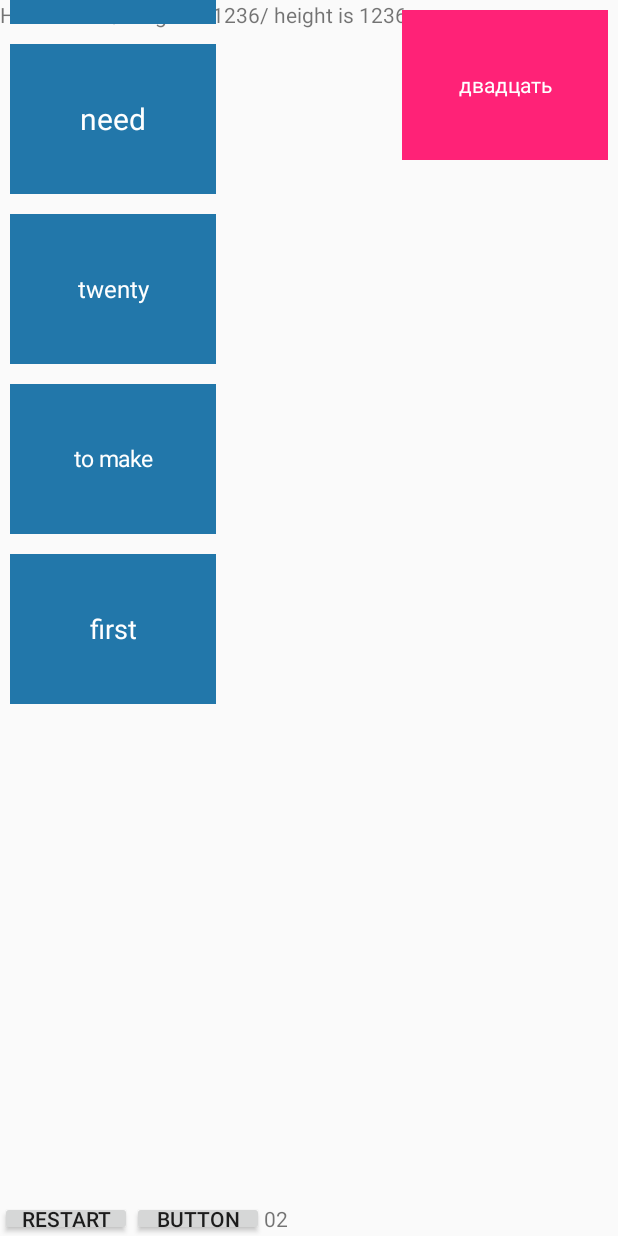
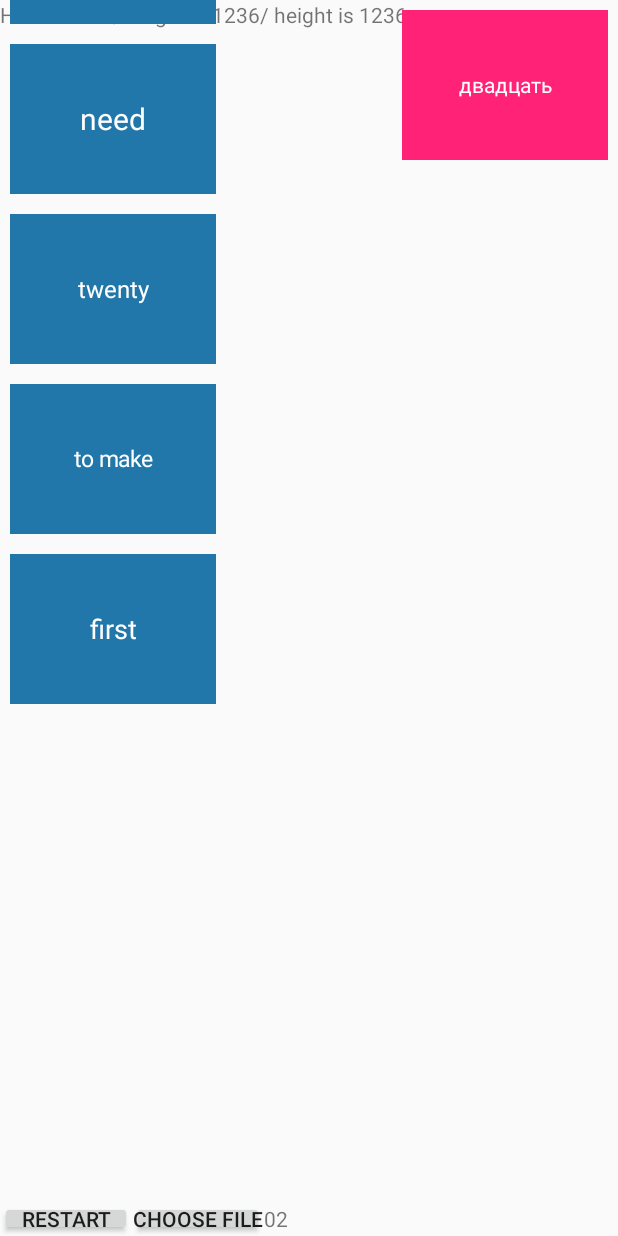
Before and after one commit to ELinda/baggage-bonanza, an Android app: the screen it shows after launch (MainActivity), after a tap on "RESTART", on a phone screen of 412 x 824 dp. Run offline under Robolectric (Android 15) with nearby library versions, the light colour scheme and no system bars.

Commit message:
enable file-choosing button

```diff
--- a/app/src/main/AndroidManifest.xml
+++ b/app/src/main/AndroidManifest.xml
@@ -14,6 +14,12 @@
                 <category android:name="android.intent.category.LAUNCHER" />
             </intent-filter>
         </activity>
+        <activity android:name=".FileBrowserActivity">
+            <intent-filter>
+                <action android:name="android.intent.action.FILEBROWSER" />
+                <category android:name="android.intent.category.DEFAULT" />
+            </intent-filter>
+        </activity>
     </application>
 
     <uses-permission android:name="android.permission.WRITE_EXTERNAL_STORAGE" />
--- a/app/src/main/java/com/example/linda/funhouse/MainActivity.java
+++ b/app/src/main/java/com/example/linda/funhouse/MainActivity.java
@@ -1,5 +1,6 @@
 package com.example.linda.funhouse;
 
+import android.content.Intent;
 import android.graphics.Color;
 import android.graphics.Point;
 import android.os.Bundle;
@@ -35,6 +36,7 @@ public class MainActivity extends AppCompatActivity {
     private static final int ADD_RIGHT_BUTTON_TASK_INTERVAL = 6000;
     private static final int SCROLL_LEFT_BUTTON_TASK_INTERVAL = 125;
     private static final int SCROLL_LEFT_BUTTON_RATE = 8;
+    Intent fileIntent = null;
     private StopWatch watch = null;
     private HashMap<String, String> AQ = new HashMap<String, String>();
     private ArrayList<String> Q = new ArrayList<String>();
@@ -54,13 +56,10 @@ public class MainActivity extends AppCompatActivity {
     }
     private void clearState(){
         RelativeLayout layout = (RelativeLayout) findViewById(R.id.main);
-        System.out.println(String.format("%s children found", layout.getChildCount()));
         for (int i = 0; i < layout.getChildCount(); ++ i){
-            System.out.println(String.format("child at %s, %s", i, layout.getChildAt(i)));
         }
         System.out.println(upwardsMovingAs.size() + rightSideQs.size());
         layout.removeViews(1, upwardsMovingAs.size() + rightSideQs.size());
-        System.out.println(String.format("%s children found afterwards", layout.getChildCount()));
         QsTakenByA.clear();
         upwardsMovingAs.clear();
         AStates.clear();
@@ -214,7 +213,8 @@ public class MainActivity extends AppCompatActivity {
     private void multiPlaceAReturningInBelt(List<TextView> aList){
         upwardsMovingAs.addAll(aList);
         float offsetBelow = BUTTON_HEIGHT + 2 * BUTTON_MARGIN;
-        float lowestY = upwardsMovingAs.get(upwardsMovingAs.size() - 1).getY();
+        float lowestY = upwardsMovingAs.size() > 0 ?
+                            upwardsMovingAs.get(upwardsMovingAs.size() - 1).getY() : 0;
         float firstOffset = Math.max(lowestY + offsetBelow, getScreenDims().y - offsetBelow);
         for(int i=0; i < aList.size(); ++i){
             aList.get(i).setY(firstOffset + i * offsetBelow);
@@ -259,6 +259,14 @@ public class MainActivity extends AppCompatActivity {
                 restart();
             }
         });
+        Button chooseButton = (Button)findViewById(R.id.choose);
+        chooseButton.setOnClickListener(new OnClickListener() {
+            public void onClick(View v) {
+                int FILE_CHOOSER = 100;
+                startActivityForResult(fileIntent, FILE_CHOOSER);
+            }
+        });
+
     }
     private void start(){
         if (isExternalStorageWritable()) {
@@ -282,6 +290,17 @@ public class MainActivity extends AppCompatActivity {
         watch = new StopWatch((TextView)findViewById(R.id.timer));
         watch.start();
         setupBottomButtons();
+
+        if (fileIntent == null) {
+            fileIntent = new Intent(FileBrowserActivity.INTENT_ACTION_SELECT_FILE,
+                                    null,
+                                    this,
+                                    FileBrowserActivity.class);
+            ArrayList<String> extensions = new ArrayList<String>();
+            extensions.add(".pdf");
+            extensions.add(".txt");
+            fileIntent.putStringArrayListExtra("filterFileExtension", extensions);
+        }
     }
     @Override
     protected void onStart() {
--- a/app/src/main/res/layout/activity_main.xml
+++ b/app/src/main/res/layout/activity_main.xml
@@ -41,8 +41,7 @@
         android:layout_width="wrap_content"
         android:layout_height="wrap_content"
         android:padding="0dp"
-        android:onClick="restart"
-        android:text="Button" />
+        android:text="Choose File" />
     <TextView
         android:layout_width="wrap_content"
         android:layout_height="wrap_content"
```
